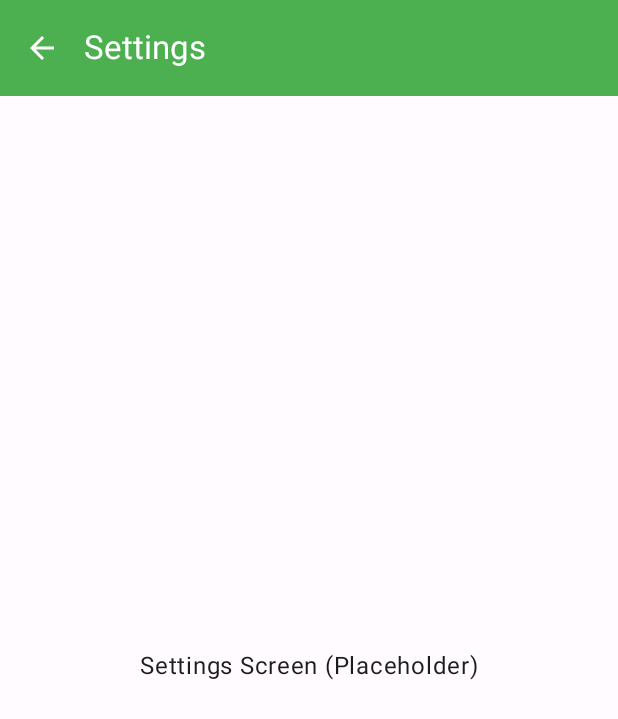
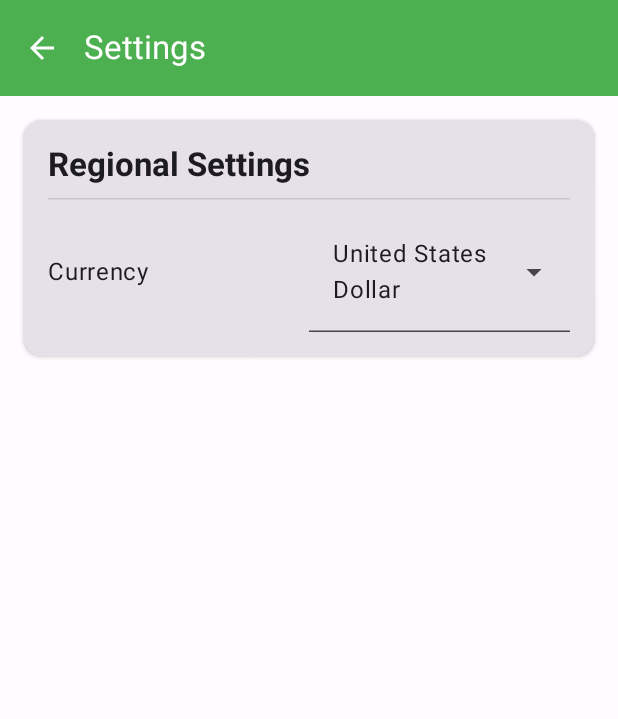
Before and after one commit to ibfahd/ExpenseTracker, an Android app built with Jetpack Compose: the SettingsActivity screen opened directly, with no data from a screen before it, on a phone screen of 412 x 824 dp. Shown: the top 719 px of the screen. Run offline under Robolectric (Android 15) with nearby library versions, the phone set to English and light mode, and no system bars.

Commit message:
Implementing the "Default Currency" feature.

```diff
--- a/app/src/main/java/com/fahdev/expensetracker/SettingsActivity.kt
+++ b/app/src/main/java/com/fahdev/expensetracker/SettingsActivity.kt
@@ -1,40 +1,77 @@
 package com.fahdev.expensetracker
 
+import android.app.Application
 import android.os.Bundle
 import androidx.activity.ComponentActivity
 import androidx.activity.compose.setContent
 import androidx.activity.enableEdgeToEdge
-import androidx.compose.foundation.layout.Box
+import androidx.compose.foundation.layout.Column
+import androidx.compose.foundation.layout.Row
+import androidx.compose.foundation.layout.Spacer
 import androidx.compose.foundation.layout.fillMaxSize
+import androidx.compose.foundation.layout.fillMaxWidth
+import androidx.compose.foundation.layout.height
 import androidx.compose.foundation.layout.padding
 import androidx.compose.material.icons.Icons
 import androidx.compose.material.icons.automirrored.filled.ArrowBack
+import androidx.compose.material3.Card
+import androidx.compose.material3.CardDefaults
+import androidx.compose.material3.DropdownMenuItem
 import androidx.compose.material3.ExperimentalMaterial3Api
+import androidx.compose.material3.ExposedDropdownMenuBox
+import androidx.compose.material3.ExposedDropdownMenuDefaults
+import androidx.compose.material3.HorizontalDivider
 import androidx.compose.material3.Icon
 import androidx.compose.material3.IconButton
 import androidx.compose.material3.MaterialTheme
+import androidx.compose.material3.MenuAnchorType
 import androidx.compose.material3.Scaffold
 import androidx.compose.material3.Text
+import androidx.compose.material3.TextField
 import androidx.compose.material3.TopAppBar
 import androidx.compose.material3.TopAppBarDefaults
+import androidx.compose.runtime.Composable
+import androidx.compose.runtime.collectAsState
+import androidx.compose.runtime.getValue
+import androidx.compose.runtime.mutableStateOf
+import androidx.compose.runtime.remember
+import androidx.compose.runtime.setValue
 import androidx.compose.ui.Alignment
 import androidx.compose.ui.Modifier
+import androidx.compose.ui.platform.LocalContext
 import androidx.compose.ui.res.stringResource
+import androidx.compose.ui.text.font.FontWeight
+import androidx.compose.ui.tooling.preview.Preview
+import androidx.compose.ui.unit.dp
+import androidx.lifecycle.viewmodel.compose.viewModel
+import com.fahdev.expensetracker.data.CurrencyHelper
 import com.fahdev.expensetracker.ui.theme.ExpenseTrackerTheme
 
 class SettingsActivity : ComponentActivity() {
-    @OptIn(ExperimentalMaterial3Api::class)
     override fun onCreate(savedInstanceState: Bundle?) {
         super.onCreate(savedInstanceState)
         enableEdgeToEdge()
         setContent {
             ExpenseTrackerTheme {
+                val settingsViewModel: SettingsViewModel = viewModel(
+                    factory = SettingsViewModelFactory(application)
+                )
+                SettingsScreen(settingsViewModel = settingsViewModel)
+            }
+        }
+    }
+}
+
+@OptIn(ExperimentalMaterial3Api::class)
+@Composable
+fun SettingsScreen(settingsViewModel: SettingsViewModel) {
     Scaffold(
         topBar = {
             TopAppBar(
                 title = { Text(stringResource(R.string.settings)) },
                 navigationIcon = {
-                                IconButton(onClick = { finish() }) {
+                    val context = LocalContext.current
+                    IconButton(onClick = { (context as? ComponentActivity)?.finish() }) {
                         Icon(
                             Icons.AutoMirrored.Filled.ArrowBack,
                             contentDescription = "Back"
@@ -50,16 +87,87 @@ class SettingsActivity : ComponentActivity() {
         },
         modifier = Modifier.fillMaxSize()
     ) { innerPadding ->
-                    Box(
+        Column(
             modifier = Modifier
                 .padding(innerPadding)
-                            .fillMaxSize(),
-                        contentAlignment = Alignment.Center
+                .fillMaxSize()
+                .padding(16.dp)
         ) {
-                        Text("Settings Screen (Placeholder)")
+            Card(
+                modifier = Modifier.fillMaxWidth(),
+                elevation = CardDefaults.cardElevation(2.dp)
+            ) {
+                Column(modifier = Modifier.padding(16.dp)) {
+                    Text(
+                        text = stringResource(R.string.setting_regional_title),
+                        style = MaterialTheme.typography.titleLarge,
+                        fontWeight = FontWeight.Bold
+                    )
+                    HorizontalDivider(modifier = Modifier.padding(vertical = 8.dp))
+                    CurrencySelector(settingsViewModel = settingsViewModel)
                 }
             }
         }
     }
 }
+
+@OptIn(ExperimentalMaterial3Api::class)
+@Composable
+fun CurrencySelector(settingsViewModel: SettingsViewModel) {
+    val selectedCurrencyCode by settingsViewModel.selectedCurrencyCode.collectAsState()
+    val availableCurrencies = settingsViewModel.availableCurrencies
+    var expanded by remember { mutableStateOf(false) }
+
+    val selectedCurrency = remember(selectedCurrencyCode) {
+        availableCurrencies.find { it.code == selectedCurrencyCode }
     }
+
+    Row(
+        verticalAlignment = Alignment.CenterVertically,
+        modifier = Modifier.fillMaxWidth()
+    ) {
+        Text(
+            text = stringResource(R.string.setting_currency_label),
+            modifier = Modifier.weight(1f),
+            style = MaterialTheme.typography.bodyLarge
+        )
+
+        ExposedDropdownMenuBox(
+            expanded = expanded,
+            onExpandedChange = { expanded = !expanded },
+            modifier = Modifier.weight(1f)
+        ) {
+            TextField(
+                value = selectedCurrency?.displayName ?: "Select Currency",
+                onValueChange = {},
+                readOnly = true,
+                trailingIcon = { ExposedDropdownMenuDefaults.TrailingIcon(expanded = expanded) },
+                modifier = Modifier.menuAnchor(MenuAnchorType.PrimaryNotEditable, true)
+            )
+
+            ExposedDropdownMenu(
+                expanded = expanded,
+                onDismissRequest = { expanded = false }
+            ) {
+                availableCurrencies.forEach { currencyInfo ->
+                    DropdownMenuItem(
+                        text = { Text("${currencyInfo.displayName} (${currencyInfo.code})") },
+                        onClick = {
+                            settingsViewModel.setCurrency(currencyInfo.code)
+                            expanded = false
+                        }
+                    )
+                }
+            }
+        }
+    }
+}
+
+@Preview(showBackground = true)
+@Composable
+fun SettingsScreenPreview() {
+    ExpenseTrackerTheme {
+        val app = LocalContext.current.applicationContext as Application
+        SettingsScreen(settingsViewModel = SettingsViewModel(app))
+    }
+}
--- /dev/null
+++ b/app/src/main/java/com/fahdev/expensetracker/SettingsViewModel.kt
@@ -0,0 +1,51 @@
+package com.fahdev.expensetracker
+
+import android.app.Application
+import androidx.lifecycle.AndroidViewModel
+import androidx.lifecycle.ViewModel
+import androidx.lifecycle.ViewModelProvider
+import com.fahdev.expensetracker.data.CurrencyHelper
+import com.fahdev.expensetracker.data.UserPreferencesRepository
+import kotlinx.coroutines.flow.StateFlow
+
+/**
+ * ViewModel for the Settings screen.
+ *
+ * @param application The application context, used to get the UserPreferencesRepository instance.
+ */
+class SettingsViewModel(application: Application) : AndroidViewModel(application) {
+    // Get the singleton instance of the repository.
+    private val userPreferencesRepository = UserPreferencesRepository.getInstance(application)
+
+    /**
+     * A flow that emits the currently selected currency code.
+     */
+    val selectedCurrencyCode: StateFlow<String> = userPreferencesRepository.currencyCode
+
+    /**
+     * A list of all available currencies to be displayed in the settings.
+     */
+    val availableCurrencies: List<CurrencyHelper.CurrencyInfo> = CurrencyHelper.getAvailableCurrencies()
+
+    /**
+     * Updates the user's preferred currency.
+     *
+     * @param currencyCode The new currency code to be saved.
+     */
+    fun setCurrency(currencyCode: String) {
+        userPreferencesRepository.setCurrency(currencyCode)
+    }
+}
+
+/**
+ * Factory for creating [SettingsViewModel] instances.
+ */
+class SettingsViewModelFactory(private val application: Application) : ViewModelProvider.Factory {
+    override fun <T : ViewModel> create(modelClass: Class<T>): T {
+        if (modelClass.isAssignableFrom(SettingsViewModel::class.java)) {
+            @Suppress("UNCHECKED_CAST")
+            return SettingsViewModel(application) as T
+        }
+        throw IllegalArgumentException("Unknown ViewModel class")
+    }
+}
--- /dev/null
+++ b/app/src/main/java/com/fahdev/expensetracker/data/CurrencyHelper.kt
@@ -0,0 +1,198 @@
+package com.fahdev.expensetracker.data
+
+import java.text.NumberFormat
+import java.util.Currency
+import java.util.Locale
+
+/**
+ * A helper object to manage currency-related logic.
+ */
+object CurrencyHelper {
+
+    /**
+     * Represents a currency with its code and display name.
+     */
+    data class CurrencyInfo(val code: String, val displayName: String)
+
+    /**
+     * Returns a list of supported currencies.
+     */
+    fun getAvailableCurrencies(): List<CurrencyInfo> {
+        return listOf(
+            CurrencyInfo("AED", "United Arab Emirates Dirham"),
+            CurrencyInfo("AFN", "Afghan Afghani"),
+            CurrencyInfo("ALL", "Albanian Lek"),
+            CurrencyInfo("AMD", "Armenian Dram"),
+            CurrencyInfo("AOA", "Angolan Kwanza"),
+            CurrencyInfo("ARS", "Argentine Peso"),
+            CurrencyInfo("AUD", "Australian Dollar"),
+            CurrencyInfo("AZN", "Azerbaijani Manat"),
+            CurrencyInfo("BAM", "Bosnia and Herzegovina Convertible Mark"),
+            CurrencyInfo("BBD", "Barbadian Dollar"),
+            CurrencyInfo("BDT", "Bangladeshi Taka"),
+            CurrencyInfo("BGN", "Bulgarian Lev"),
+            CurrencyInfo("BHD", "Bahraini Dinar"),
+            CurrencyInfo("BIF", "Burundian Franc"),
+            CurrencyInfo("BND", "Brunei Dollar"),
+            CurrencyInfo("BOB", "Bolivian Boliviano"),
+            CurrencyInfo("BRL", "Brazilian Real"),
+            CurrencyInfo("BSD", "Bahamian Dollar"),
+            CurrencyInfo("BTN", "Bhutanese Ngultrum"),
+            CurrencyInfo("BWP", "Botswanan Pula"),
+            CurrencyInfo("BYN", "Belarusian Ruble"),
+            CurrencyInfo("BZD", "Belize Dollar"),
+            CurrencyInfo("CAD", "Canadian Dollar"),
+            CurrencyInfo("CDF", "Congolese Franc"),
+            CurrencyInfo("CHF", "Swiss Franc"),
+            CurrencyInfo("CLP", "Chilean Peso"),
+            CurrencyInfo("CNY", "Chinese Yuan"),
+            CurrencyInfo("COP", "Colombian Peso"),
+            CurrencyInfo("CRC", "Costa Rican Colón"),
+            CurrencyInfo("CUP", "Cuban Peso"),
+            CurrencyInfo("CVE", "Cape Verdean Escudo"),
+            CurrencyInfo("CZK", "Czech Koruna"),
+            CurrencyInfo("DJF", "Djiboutian Franc"),
+            CurrencyInfo("DKK", "Danish Krone"),
+            CurrencyInfo("DOP", "Dominican Peso"),
+            CurrencyInfo("DZD", "Algerian Dinar"),
+            CurrencyInfo("EGP", "Egyptian Pound"),
+            CurrencyInfo("ERN", "Eritrean Nakfa"),
+            CurrencyInfo("ETB", "Ethiopian Birr"),
+            CurrencyInfo("EUR", "Euro"),
+            CurrencyInfo("FJD", "Fijian Dollar"),
+            CurrencyInfo("GBP", "British Pound Sterling"),
+            CurrencyInfo("GEL", "Georgian Lari"),
+            CurrencyInfo("GHS", "Ghanaian Cedi"),
+            CurrencyInfo("GMD", "Gambian Dalasi"),
+            CurrencyInfo("GNF", "Guinean Franc"),
+            CurrencyInfo("GTQ", "Guatemalan Quetzal"),
+            CurrencyInfo("GYD", "Guyanese Dollar"),
+            CurrencyInfo("HKD", "Hong Kong Dollar"),
+            CurrencyInfo("HNL", "Honduran Lempira"),
+            CurrencyInfo("HRK", "Croatian Kuna"),
+            CurrencyInfo("HTG", "Haitian Gourde"),
+            CurrencyInfo("HUF", "Hungarian Forint"),
+            CurrencyInfo("IDR", "Indonesian Rupiah"),
+            CurrencyInfo("ILS", "Israeli New Shekel"),
+            CurrencyInfo("INR", "Indian Rupee"),
+            CurrencyInfo("IQD", "Iraqi Dinar"),
+            CurrencyInfo("IRR", "Iranian Rial"),
+            CurrencyInfo("ISK", "Icelandic Króna"),
+            CurrencyInfo("JMD", "Jamaican Dollar"),
+            CurrencyInfo("JOD", "Jordanian Dinar"),
+            CurrencyInfo("JPY", "Japanese Yen"),
+            CurrencyInfo("KES", "Kenyan Shilling"),
+            CurrencyInfo("KGS", "Kyrgyzstani Som"),
+            CurrencyInfo("KHR", "Cambodian Riel"),
+            CurrencyInfo("KMF", "Comorian Franc"),
+            CurrencyInfo("KPW", "North Korean Won"),
+            CurrencyInfo("KRW", "South Korean Won"),
+            CurrencyInfo("KWD", "Kuwaiti Dinar"),
+            CurrencyInfo("KZT", "Kazakhstani Tenge"),
+            CurrencyInfo("LAK", "Lao Kip"),
+            CurrencyInfo("LBP", "Lebanese Pound"),
+            CurrencyInfo("LKR", "Sri Lankan Rupee"),
+            CurrencyInfo("LRD", "Liberian Dollar"),
+            CurrencyInfo("LSL", "Lesotho Loti"),
+            CurrencyInfo("LYD", "Libyan Dinar"),
+            CurrencyInfo("MAD", "Moroccan Dirham"),
+            CurrencyInfo("MDL", "Moldovan Leu"),
+            CurrencyInfo("MGA", "Malagasy Ariary"),
+            CurrencyInfo("MKD", "North Macedonian Denar"),
+            CurrencyInfo("MMK", "Myanmar Kyat"),
+            CurrencyInfo("MNT", "Mongolian Tugrik"),
+            CurrencyInfo("MRU", "Mauritanian Ouguiya"),
+            CurrencyInfo("MUR", "Mauritian Rupee"),
+            CurrencyInfo("MVR", "Maldivian Rufiyaa"),
+            CurrencyInfo("MWK", "Malawian Kwacha"),
+            CurrencyInfo("MXN", "Mexican Peso"),
+            CurrencyInfo("MYR", "Malaysian Ringgit"),
+            CurrencyInfo("MZN", "Mozambican Metical"),
+            CurrencyInfo("NAD", "Namibian Dollar"),
+            CurrencyInfo("NGN", "Nigerian Naira"),
+            CurrencyInfo("NIO", "Nicaraguan Córdoba"),
+            CurrencyInfo("NOK", "Norwegian Krone"),
+            CurrencyInfo("NPR", "Nepalese Rupee"),
+            CurrencyInfo("NZD", "New Zealand Dollar"),
+            CurrencyInfo("OMR", "Omani Rial"),
+            CurrencyInfo("PAB", "Panamanian Balboa"),
+            CurrencyInfo("PEN", "Peruvian Sol"),
+            CurrencyInfo("PGK", "Papua New Guinean Kina"),
+            CurrencyInfo("PHP", "Philippine Peso"),
+            CurrencyInfo("PKR", "Pakistani Rupee"),
+            CurrencyInfo("PLN", "Polish Złoty"),
+            CurrencyInfo("PYG", "Paraguayan Guarani"),
+            CurrencyInfo("QAR", "Qatari Riyal"),
+            CurrencyInfo("RON", "Romanian Leu"),
+            CurrencyInfo("RSD", "Serbian Dinar"),
+            CurrencyInfo("RUB", "Russian Ruble"),
+            CurrencyInfo("RWF", "Rwandan Franc"),
+            CurrencyInfo("SAR", "Saudi Riyal"),
+            CurrencyInfo("SBD", "Solomon Islands Dollar"),
+            CurrencyInfo("SCR", "Seychellois Rupee"),
+            CurrencyInfo("SDG", "Sudanese Pound"),
+            CurrencyInfo("SEK", "Swedish Krona"),
+            CurrencyInfo("SGD", "Singapore Dollar"),
+            CurrencyInfo("SLE", "Sierra Leonean Leone"),
+            CurrencyInfo("SOS", "Somali Shilling"),
+            CurrencyInfo("SRD", "Surinamese Dollar"),
+            CurrencyInfo("SSP", "South Sudanese Pound"),
+            CurrencyInfo("STN", "São Tomé and Príncipe Dobra"),
+            CurrencyInfo("SYP", "Syrian Pound"),
+            CurrencyInfo("SZL", "Swazi Lilangeni"),
+            CurrencyInfo("THB", "Thai Baht"),
+            CurrencyInfo("TJS", "Tajikistani Somoni"),
+            CurrencyInfo("TMT", "Turkmenistani Manat"),
+            CurrencyInfo("TND", "Tunisian Dinar"),
+            CurrencyInfo("TOP", "Tongan Paʻanga"),
+            CurrencyInfo("TRY", "Turkish Lira"),
+            CurrencyInfo("TTD", "Trinidad and Tobago Dollar"),
+            CurrencyInfo("TWD", "Taiwan Dollar"),
+            CurrencyInfo("TZS", "Tanzanian Shilling"),
+            CurrencyInfo("UAH", "Ukrainian Hryvnia"),
+            CurrencyInfo("UGX", "Ugandan Shilling"),
+            CurrencyInfo("USD", "United States Dollar"),
+            CurrencyInfo("UYU", "Uruguayan Peso"),
+            CurrencyInfo("UZS", "Uzbekistani Som"),
+            CurrencyInfo("VES", "Venezuelan Bolívar"),
+            CurrencyInfo("VND", "Vietnamese Dong"),
+            CurrencyInfo("VUV", "Vanuatu Vatu"),
+            CurrencyInfo("WST", "Samoan Tala"),
+            CurrencyInfo("XAF", "Central African CFA Franc"),
+            CurrencyInfo("XCD", "East Caribbean Dollar"),
+            CurrencyInfo("XOF", "West African CFA Franc"),
+            CurrencyInfo("YER", "Yemeni Rial"),
+            CurrencyInfo("ZAR", "South African Rand"),
+            CurrencyInfo("ZMW", "Zambian Kwacha"),
+            CurrencyInfo("ZWL", "Zimbabwean Dollar")
+        )
+    }
+
+    /**
+     * Creates a NumberFormat instance for a given currency code.
+     *
+     * @param currencyCode The ISO 4217 code for the currency (e.g., "USD").
+     * @return A NumberFormat instance configured for the specified currency.
+     */
+    fun getCurrencyFormatter(currencyCode: String): NumberFormat {
+        return try {
+            val currency = Currency.getInstance(currencyCode)
+            // Create a locale that's appropriate for the currency formatting.
+            // This is a simple approach; more complex logic might be needed for perfect locale matching.
+            val locale = Locale.getAvailableLocales().find {
+                try {
+                    Currency.getInstance(it) == currency
+                } catch (e: Exception) {
+                    false
+                }
+            } ?: Locale.getDefault() // Fallback to default locale
+
+            (NumberFormat.getCurrencyInstance(locale) as NumberFormat).apply {
+                this.currency = currency
+            }
+        } catch (e: IllegalArgumentException) {
+            // Fallback to default if the currency code is invalid
+            NumberFormat.getCurrencyInstance(Locale.getDefault())
+        }
+    }
+}
--- a/app/src/main/res/values/strings.xml
+++ b/app/src/main/res/values/strings.xml
@@ -94,4 +94,8 @@
     <string name="settings">Settings</string>
     <string name="about">About</string>
 
+    <!-- New Strings for Settings Screen -->
+    <string name="setting_regional_title">Regional Settings</string>
+    <string name="setting_currency_label">Currency</string>
+
 </resources>
```
Also changed, not shown: app/src/main/java/com/fahdev/expensetracker/MainActivity.kt (+41 -37 lines), app/src/main/java/com/fahdev/expensetracker/ReportingActivity.kt (+30 -27 lines), app/src/main/java/com/fahdev/expensetracker/data/UserPreferencesRepository.kt (added, +50 -0 lines), 2 other files. Lines whose indentation alone changed are shown as unchanged.
